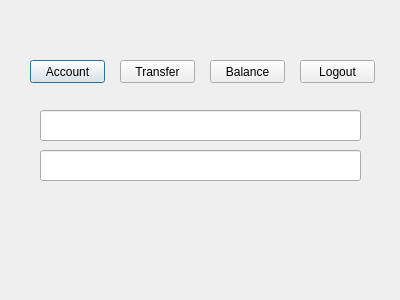
This is BankApp/profilepage.ui in kunalgavhane12/QtAssignment as Qt 5 draws it before an edit. The edited form follows.
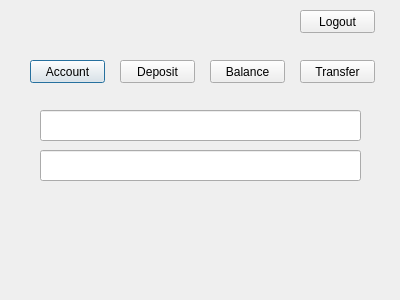
This is the edited form.

Diff of the .ui file:
```diff
--- a/BankApp/profilepage.ui
+++ b/BankApp/profilepage.ui
@@ -29,7 +29,7 @@
   <widget class="QPushButton" name="pushButton_Transfer">
    <property name="geometry">
     <rect>
-     <x>120</x>
+     <x>300</x>
      <y>60</y>
      <width>75</width>
      <height>23</height>
@@ -56,7 +56,7 @@
    <property name="geometry">
     <rect>
      <x>300</x>
-     <y>60</y>
+     <y>10</y>
      <width>75</width>
      <height>23</height>
     </rect>
@@ -88,6 +88,19 @@
     </rect>
    </property>
   </widget>
+  <widget class="QPushButton" name="pushButton_Deposit">
+   <property name="geometry">
+    <rect>
+     <x>120</x>
+     <y>60</y>
+     <width>75</width>
+     <height>23</height>
+    </rect>
+   </property>
+   <property name="text">
+    <string>Deposit</string>
+   </property>
+  </widget>
  </widget>
  <resources/>
  <connections/>
```
